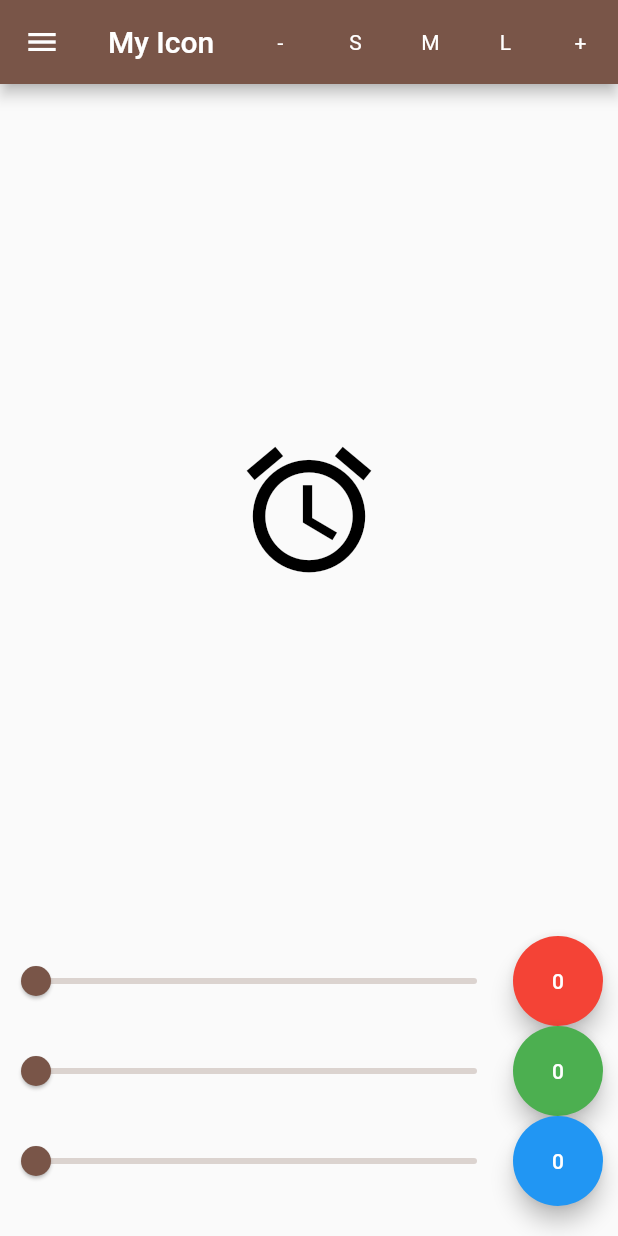
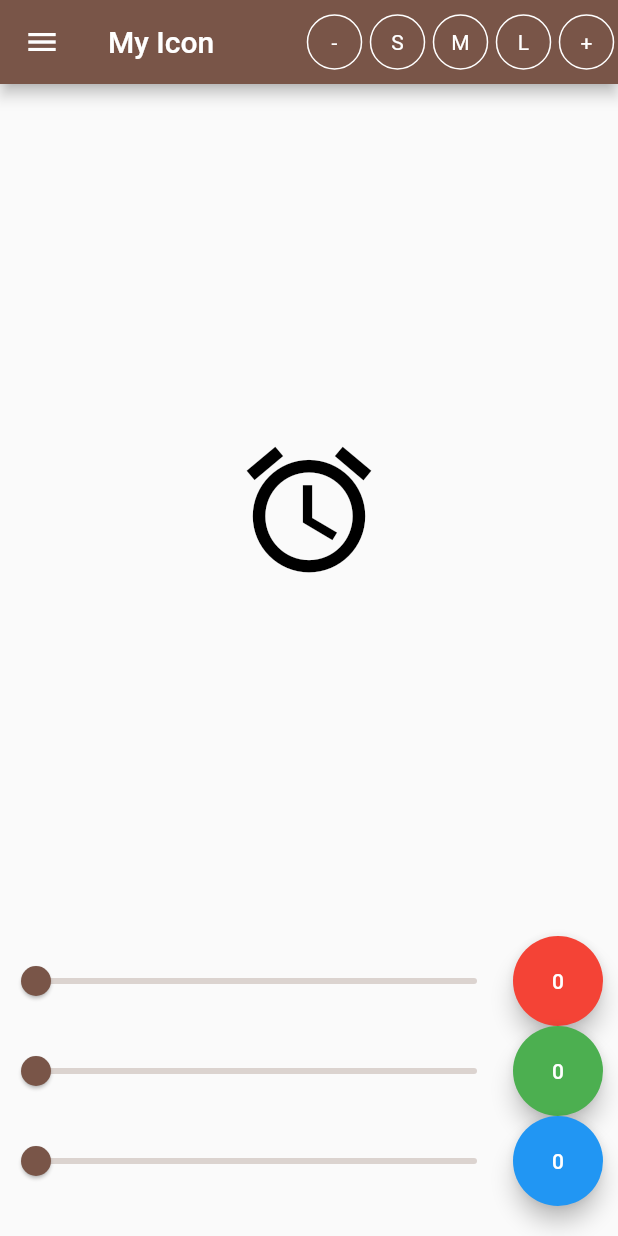
Before and after one commit to amir-imran/PairProgrammingE1, a Flutter app: the screen it shows after launch, on a phone screen of 412 x 824 dp. Run offline on Flutter 3.47's test engine with Material 2 defaults, Android fonts, the phone set to English and light mode, and no system bars.

Commit message:
changing state for button, slider and drawer
Arif - Changing slider and drawer.
Amir - Changing state for button and drawer.

```diff
--- a/lib/main.dart
+++ b/lib/main.dart
@@ -35,31 +35,59 @@ class _MyHomePageState extends State<MyHomePage> {
   double _blue = 0.0;
   var _size = 100.0;
 
+  bool _allowResize = true;
+  bool _changeprimer = true;
+
   get red => _red;
-  set red(value) => _red = value;
+  set red(value) => setState(() => _red = value);
 
   get blue => _blue;
-  set blue(value) => _blue = value;
+  set blue(value) => setState(() => _blue = value);
 
   get green => _green;
-  set green(value) => _green = value;
+  set green(value) => setState(() => _green = value);
 
   get size => _size;
-  set size(value) => _size = value;
+  set size(value) => setState(() => _size = value);
+
+  get changeprimer => _changeprimer;
+
+  GlobalKey<ScaffoldState> _drawerKey = GlobalKey();
 
   @override
   Widget build(BuildContext context) {
     return Container(
       child: Scaffold(
+        key: _drawerKey,
         appBar: AppBar(
           title: Text('My Icon'),
+          actions: [
+            _allowResize ? Contain(state: this) : SizedBox(),
+          ],
           leading: IconButton(
             icon: Icon(Icons.menu),
-            onPressed: () {},
+            onPressed: () => _drawerKey.currentState.openDrawer(),
           ),
-          actions: [
-            Contain(state: this),
-          ],
+        ),
+        drawer: Drawer(
+          child: ListView(
+            children: [
+              CheckboxListTile(
+                value: _allowResize,
+                onChanged: (bool value) {
+                  setState(() => _allowResize = value);
+                },
+                title: Text('Allow Resize?'),
+              ),
+              CheckboxListTile(
+                value: _changeprimer,
+                onChanged: (bool value) {
+                  setState(() => _changeprimer = value);
+                },
+                title: Text('Allow change Primer Color?'),
+              )
+            ],
+          ),
         ),
         body: Body(
           size: size,
--- a/lib/screens/home/widgets/custom_button.dart
+++ b/lib/screens/home/widgets/custom_button.dart
@@ -13,11 +13,14 @@ class CustomButton extends StatelessWidget {
   @override
   Widget build(BuildContext context) {
     return Container(
-      decoration: BoxDecoration(),
+      decoration: BoxDecoration(
+          shape: BoxShape.circle, border: Border.all(color: Colors.white)),
       child: SizedBox(
-        height: 50,
-        width: 50,
+        height: 35.0,
+        width: 40.0,
         child: IconButton(
+            splashColor: Colors.transparent,
+            highlightColor: Colors.transparent,
             icon: Text(_caption),
             onPressed: () {
               if (_size >= 50 && _size < 600) _state.size = _size;
--- a/lib/screens/home/widgets/custom_slider.dart
+++ b/lib/screens/home/widgets/custom_slider.dart
@@ -18,9 +18,11 @@ class CustomSlider extends StatelessWidget {
                     value: _state.red,
                     min: 0.0,
                     max: 255.0,
-                    onChanged: (value) {
+                    onChanged: _state.changeprimer
+                        ? (value) {
                             _state.red = value;
-                    }),
+                          }
+                        : null),
                 flex: 1,
               ),
               Container(
@@ -28,13 +30,16 @@ class CustomSlider extends StatelessWidget {
                 width: 70,
                 padding: EdgeInsets.only(right: 10),
                 child: FloatingActionButton.extended(
-                  onPressed: () {
+                  onPressed: _state.changeprimer
+                      ? () {
                           _state.green = 0.0;
                           _state.red = 255.0;
                           _state.blue = 0.0;
-                  },
+                        }
+                      : null,
                   label: Text('${_state.red.round()}'),
-                  backgroundColor: Colors.red,
+                  backgroundColor:
+                      _state.changeprimer ? Colors.red : Colors.transparent,
                   //floatingActionButton : Container(height:20. width:20),
                 ),
               ),
@@ -47,23 +52,28 @@ class CustomSlider extends StatelessWidget {
                     value: _state.green,
                     min: 0.0,
                     max: 255.0,
-                    onChanged: (value) {
+                    onChanged: _state.changeprimer
+                        ? (value) {
                             _state.green = value;
-                    }),
+                          }
+                        : null),
               ),
               Container(
                 height: 60,
                 width: 70,
                 padding: EdgeInsets.only(right: 10),
                 child: FloatingActionButton.extended(
-                  onPressed: () {
+                  onPressed: _state.changeprimer
+                      ? () {
                           _state.green = 255.0;
                           _state.red = 0.0;
                           _state.blue = 0.0;
-                  },
+                        }
+                      : null,
                   label: Text('${_state.green.round()}'),
                   //child: CircleAvatar(backgroundColor: Colors.green),
-                  backgroundColor: Colors.green,
+                  backgroundColor:
+                      _state.changeprimer ? Colors.green : Colors.transparent,
                   //floatingActionButton : Container(height:20. width:20),
                 ),
               ),
@@ -76,23 +86,28 @@ class CustomSlider extends StatelessWidget {
                     value: _state.blue,
                     min: 0.0,
                     max: 255.0,
-                    onChanged: (value) {
+                    onChanged: _state.changeprimer
+                        ? (value) {
                             _state.blue = value;
-                    }),
+                          }
+                        : null),
               ),
               Container(
                 height: 60,
                 width: 70,
                 padding: EdgeInsets.only(right: 10),
                 child: FloatingActionButton.extended(
-                  onPressed: () {
+                  onPressed: _state.changeprimer
+                      ? () {
                           _state.green = 0.0;
                           _state.red = 0.0;
                           _state.blue = 255.0;
-                  },
+                        }
+                      : null,
                   label: Text('${_state.blue.round()}'),
                   // child: CircleAvatar(backgroundColor: Colors.blue),
-                  backgroundColor: Colors.blue,
+                  backgroundColor:
+                      _state.changeprimer ? Colors.blue : Colors.transparent,
                   //floatingActionButton : Container(height:20. width:20),
                 ),
               ),
```
Also changed, not shown: 1 other file. Lines whose indentation alone changed are shown as unchanged.
